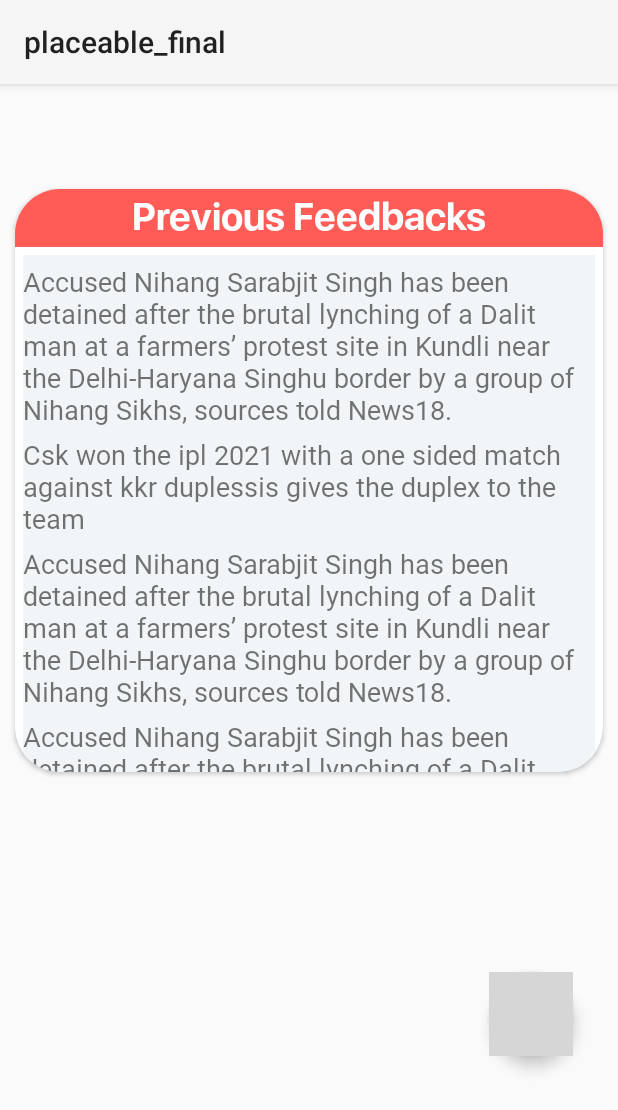
After one commit to mayank-365/placeable_final, an Android app: the fragment StudentFeedback shown on its own in the app's theme, on a phone screen of 412 x 824 dp. The commit adds this screen. Shown: the top 1110 px of the screen. Run offline under Robolectric (Android 15) with nearby library versions, the phone set to English and light mode, and no system bars; grey boxes are pictures that could not be loaded.

Commit message:
feedback form done!

```diff
--- a/app/src/main/java/com/example/placeable_final/MainActivity.java
+++ b/app/src/main/java/com/example/placeable_final/MainActivity.java
@@ -11,6 +11,7 @@ import androidx.fragment.app.FragmentManager;
 import androidx.fragment.app.FragmentTransaction;
 
 import android.content.Intent;
+import android.os.Build;
 import android.os.Bundle;
 import android.os.PersistableBundle;
 import android.transition.AutoTransition;
@@ -18,6 +19,8 @@ import android.transition.TransitionManager;
 import android.view.MenuItem;
 import android.view.MotionEvent;
 import android.view.View;
+import android.view.Window;
+import android.view.WindowManager;
 import android.view.animation.Animation;
 import android.view.animation.AnimationUtils;
 import android.widget.Button;
@@ -35,6 +38,7 @@ public class MainActivity extends AppCompatActivity {
     protected void onCreate(@Nullable Bundle savedInstanceState) {
         super.onCreate(savedInstanceState);
         setContentView(R.layout.main_activity);
+
         //animation button
         scaleup= AnimationUtils.loadAnimation(MainActivity.this,R.anim.scale_up);
         scaledown = AnimationUtils.loadAnimation(MainActivity.this,R.anim.scale_down);
--- a/app/src/main/java/com/example/placeable_final/Signin.java
+++ b/app/src/main/java/com/example/placeable_final/Signin.java
@@ -1,5 +1,6 @@
 package com.example.placeable_final;
 
+import android.app.ProgressDialog;
 import android.content.Intent;
 import android.os.Bundle;
 
@@ -15,6 +16,7 @@ import android.view.animation.Animation;
 import android.view.animation.AnimationUtils;
 import android.widget.Button;
 import android.widget.ImageButton;
+import android.widget.ProgressBar;
 
 public class Signin extends Fragment {
     View view,signin,forget,register;
@@ -34,6 +36,7 @@ public class Signin extends Fragment {
             @Override
             public boolean onTouch(View v, MotionEvent motionEvent) {
                 if(motionEvent.getAction()==MotionEvent.ACTION_DOWN){
+
                     signin.startAnimation(scaleup);
                     Intent intent = new Intent(getContext(),home.class);
                     startActivity(intent);
@@ -92,4 +95,5 @@ public class Signin extends Fragment {
         //button code end
         return view;
     }
+
 }
--- /dev/null
+++ b/app/src/main/java/com/example/placeable_final/StudentFeedback.java
@@ -0,0 +1,37 @@
+package com.example.placeable_final;
+
+import android.os.Bundle;
+
+import androidx.fragment.app.Fragment;
+import androidx.fragment.app.FragmentManager;
+import androidx.fragment.app.FragmentTransaction;
+
+import android.view.LayoutInflater;
+import android.view.View;
+import android.view.ViewGroup;
+
+import com.google.android.material.floatingactionbutton.FloatingActionButton;
+
+public class StudentFeedback extends Fragment {
+    FloatingActionButton floatingActionButton;
+    View view;
+    @Override
+    public View onCreateView(LayoutInflater inflater, ViewGroup container,
+                             Bundle savedInstanceState) {
+        // Inflate the layout for this fragment
+        view = inflater.inflate(R.layout.fragment_student_feedback, container, false);
+        floatingActionButton=view.findViewById(R.id.fab);
+        floatingActionButton.setOnClickListener(new View.OnClickListener() {
+            @Override
+            public void onClick(View v) {
+                FragmentManager fragmentManager = getFragmentManager();
+                FragmentTransaction fragmentTransaction = fragmentManager.beginTransaction();
+                fragmentTransaction.replace(R.id.fragment1,new student_write_feedback(),"STUDENT_FEEDBACK");
+                fragmentTransaction.addToBackStack("STUDENT_FEEDBACK");
+                fragmentTransaction.commit();
+            }
+        });
+        return view;
+
+    }
+}
--- a/app/src/main/java/com/example/placeable_final/home.java
+++ b/app/src/main/java/com/example/placeable_final/home.java
@@ -1,10 +1,13 @@
 package com.example.placeable_final;
 
 import android.content.Intent;
+import android.os.Build;
 import android.os.Bundle;
 import android.view.MenuItem;
 import android.view.MotionEvent;
 import android.view.View;
+import android.view.Window;
+import android.view.WindowManager;
 import android.view.animation.Animation;
 import android.view.animation.AnimationUtils;
 import android.widget.Button;
@@ -27,8 +30,6 @@ public class home extends AppCompatActivity {
     protected void onCreate(@Nullable Bundle savedInstanceState) {
         super.onCreate(savedInstanceState);
         setContentView(R.layout.activity_main);
-
-
         getSupportActionBar().setDisplayOptions(ActionBar.DISPLAY_SHOW_CUSTOM);
         getSupportActionBar().setDisplayShowCustomEnabled(
                 true
--- a/app/src/main/java/com/example/placeable_final/sign_up.java
+++ b/app/src/main/java/com/example/placeable_final/sign_up.java
@@ -31,14 +31,17 @@ import java.util.Objects;
 public class sign_up extends Fragment {
     private EditText First_Name,Last_Name,Reg_No,Phone_No,Email_Id,Password,Confirm_Password ;
     private Button Register,Sign_in,Cancel;
-    private ProgressBar progressBar;
     private FirebaseAuth firebaseAuth;
+    View view ;
+    ProgressBar progressBar;
     private DatabaseReference databaseReference;
-    View view ;
+
     @Override
     public View onCreateView(LayoutInflater inflater, ViewGroup container,
                              Bundle savedInstanceState) {
         view = inflater.inflate(R.layout.fragment_sign_up, container, false);
+        progressBar = (ProgressBar) view.findViewById(R.id.progressBar);
+        progressBar.setVisibility(View.GONE);
         firebaseAuth = FirebaseAuth.getInstance();
         First_Name = (EditText) view.findViewById(R.id.signup_First_Name);
         Last_Name = view.findViewById(R.id.signup_Last_Name);
@@ -50,7 +53,6 @@ public class sign_up extends Fragment {
         Register = view.findViewById(R.id.register_request);
         Sign_in = view.findViewById(R.id.register_signin);
         Cancel = view.findViewById(R.id.register_cancel);
-        progressBar = view.findViewById(R.id.progressbar);
         Register.setOnClickListener(new View.OnClickListener() {
             @Override
             public void onClick(View v) {
--- a/app/src/main/res/layout/bottombar.xml
+++ b/app/src/main/res/layout/bottombar.xml
@@ -4,13 +4,15 @@
     xmlns:android="http://schemas.android.com/apk/res/android"
     android:layout_width="wrap_content"
     xmlns:app="http://schemas.android.com/apk/res-auto">
+
     <com.google.android.material.bottomnavigation.BottomNavigationView
+        android:id="@+id/bottom_bar"
         android:layout_width="match_parent"
         android:layout_height="wrap_content"
-        android:id="@+id/bottom_bar"
+        android:layout_alignParentBottom="true"
+        android:layout_marginBottom="26dp"
         app:itemBackground="@color/light_orange"
+        app:itemIconTint="@color/dark_orange"
         app:itemTextColor="@color/dark_orange"
-        app:itemIconTint="@color/dark_orange"
-        app:menu="@menu/menu_nav"
-        android:layout_alignParentBottom="true"/>
-    </RelativeLayout>
+        app:menu="@menu/menu_nav" />
+</RelativeLayout>
--- a/app/src/main/res/layout/fragment_sign_up.xml
+++ b/app/src/main/res/layout/fragment_sign_up.xml
@@ -3,6 +3,17 @@
     android:layout_width="match_parent"
     android:layout_height="match_parent"
     xmlns:app="http://schemas.android.com/apk/res-auto">
+    <ProgressBar
+        style="@android:style/Widget.Material.Light.ProgressBar"
+        android:layout_width="wrap_content"
+        android:layout_height="wrap_content"
+        android:layout_centerInParent="true"
+        android:id="@+id/progressBar"
+        android:elevation="10dp"
+        android:indeterminate="true"
+        android:indeterminateTintMode="src_atop"
+        android:indeterminateTint="@color/light_grey"
+        android:scrollbarDefaultDelayBeforeFade="200"/>
     <ScrollView
         android:layout_width="match_parent"
         android:layout_height="wrap_content">
@@ -79,6 +90,7 @@
                         android:hint="@string/register_phone_no"
                         android:background="@drawable/input"
                         android:layout_marginTop="10dp"/>
+
                     <EditText
                         android:id="@+id/register_email"
                         android:layout_width="350dp"
--- /dev/null
+++ b/app/src/main/res/layout/fragment_student_feedback.xml
@@ -0,0 +1,132 @@
+<?xml version="1.0" encoding="utf-8"?>
+<RelativeLayout xmlns:android="http://schemas.android.com/apk/res/android"
+    xmlns:tools="http://schemas.android.com/tools"
+    android:layout_width="match_parent"
+    android:layout_height="match_parent"
+    xmlns:app="http://schemas.android.com/apk/res-auto"
+    tools:context=".StudentFeedback">
+
+    <com.google.android.material.floatingactionbutton.FloatingActionButton
+        android:id="@+id/fab"
+        android:layout_width="60dp"
+        android:layout_height="60dp"
+        android:layout_alignParentRight="true"
+        android:layout_alignParentBottom="true"
+        android:layout_marginBottom="120dp"
+        android:layout_marginRight="30dp"
+        android:backgroundTint="@color/dark_orange"
+        android:contentDescription="@string/student_feedback_btn"
+        android:src="@drawable/ic_feedback"
+        app:borderWidth="0dp"
+        />
+
+    <ScrollView
+        android:layout_width="match_parent"
+        android:layout_height="wrap_content">
+
+        <LinearLayout
+            android:layout_width="match_parent"
+            android:layout_height="wrap_content"
+            android:orientation="vertical"
+            android:layout_marginTop="60dp">
+
+            <androidx.cardview.widget.CardView
+                android:layout_width="match_parent"
+                android:layout_height="wrap_content"
+                android:layout_margin="10dp"
+                app:cardCornerRadius="30dp">
+
+                <LinearLayout
+                    android:id="@+id/prev_feedbacks"
+                    android:layout_width="match_parent"
+                    android:layout_height="wrap_content"
+                    android:orientation="vertical">
+
+                    <TextView
+                        android:layout_width="match_parent"
+                        android:layout_height="wrap_content"
+                        android:background="@color/dark_orange"
+                        android:fontFamily="@font/sf_ui_bold"
+                        android:gravity="center"
+                        android:text="@string/prevFeed"
+                        android:textColor="@color/white"
+                        android:textSize="25dp" />
+
+                    <androidx.core.widget.NestedScrollView
+                        android:layout_width="match_parent"
+
+                        android:layout_height="350dp">
+
+                        <LinearLayout
+                            android:layout_width="match_parent"
+                            android:layout_height="match_parent"
+                            android:layout_margin="5dp"
+                            android:background="@color/nav_text_color"
+                            android:orientation="vertical">
+
+                            <TextView
+                                android:layout_width="match_parent"
+                                android:layout_height="wrap_content"
+                                android:layout_marginTop="5dp"
+                                android:fontFamily="@font/sf_ui_semibold"
+                                android:text="Accused Nihang Sarabjit Singh has been detained after the brutal lynching of a Dalit man at a farmers’ protest site in Kundli near the Delhi-Haryana Singhu border by a group of Nihang Sikhs, sources told News18."
+                                android:textSize="18dp" />
+
+                            <TextView
+                                android:layout_width="match_parent"
+                                android:layout_height="wrap_content"
+                                android:layout_marginTop="5dp"
+                                android:fontFamily="@font/sf_ui_semibold"
+                                android:text="Csk won the ipl 2021 with a one sided match against kkr duplessis gives the duplex to the team"
+                                android:textSize="18dp" />
+
+                            <TextView
+                                android:layout_width="match_parent"
+                                android:layout_height="wrap_content"
+                                android:layout_marginTop="5dp"
+                                android:fontFamily="@font/sf_ui_semibold"
+                                android:text="Accused Nihang Sarabjit Singh has been detained after the brutal lynching of a Dalit man at a farmers’ protest site in Kundli near the Delhi-Haryana Singhu border by a group of Nihang Sikhs, sources told News18."
+                                android:textSize="18dp" />
+
+                            <TextView
+                                android:layout_width="match_parent"
+                                android:layout_height="wrap_content"
+                                android:layout_marginTop="5dp"
+                                android:fontFamily="@font/sf_ui_semibold"
+                                android:text="Accused Nihang Sarabjit Singh has been detained after the brutal lynching of a Dalit man at a farmers’ protest site in Kundli near the Delhi-Haryana Singhu border by a group of Nihang Sikhs, sources told News18."
+                                android:textSize="18dp" />
+
+                            <TextView
+                                android:layout_width="match_parent"
+                                android:layout_height="wrap_content"
+                                android:layout_marginTop="5dp"
+                                android:fontFamily="@font/sf_ui_semibold"
+                                android:text="Accused Nihang Sarabjit Singh has been detained after the brutal lynching of a Dalit man at a farmers’ protest site in Kundli near the Delhi-Haryana Singhu border by a group of Nihang Sikhs, sources told News18."
+                                android:textSize="18dp" />
+
+                            <TextView
+                                android:layout_width="match_parent"
+                                android:layout_height="wrap_content"
+                                android:layout_marginTop="5dp"
+                                android:fontFamily="@font/sf_ui_semibold"
+                                android:text="Accused Nihang Sarabjit Singh has been detained after the brutal lynching of a Dalit man at a farmers’ protest site in Kundli near the Delhi-Haryana Singhu border by a group of Nihang Sikhs, sources told News18."
+                                android:textSize="18dp" />
+
+                            <TextView
+                                android:layout_width="match_parent"
+                                android:layout_height="wrap_content"
+                                android:layout_marginTop="5dp"
+                                android:fontFamily="@font/sf_ui_semibold"
+                                android:text="Csk won the ipl 2021 with a one sided match against kkr duplessis gives the duplex to the team"
+                                android:textSize="18dp" />
+
+
+                        </LinearLayout>
+                    </androidx.core.widget.NestedScrollView>
+
+                </LinearLayout>
+            </androidx.cardview.widget.CardView>
+        </LinearLayout>
+    </ScrollView>
+
+</RelativeLayout>
--- a/app/src/main/res/values/strings.xml
+++ b/app/src/main/res/values/strings.xml
@@ -43,4 +43,10 @@
     <string name="forget_cancel">Cancel</string>
     <string name="forget_Confirm">Confirm</string>
     <string name="register_last_name">Last Name</string>
+    <string name="feedback">Feedback</string>
+    <string name="student_feedback_btn">Write Feedback</string>
+    <string name="prevFeed">Previous Feedbacks</string>
+    <string name="write_feed">Your Feedback</string>
+    <string name="Title">Title</string>
+    <string name="feeback_des">Description</string>
 </resources>
--- a/app/src/main/res/values/themes.xml
+++ b/app/src/main/res/values/themes.xml
@@ -18,6 +18,7 @@
 
     <style name="CustomTheme" parent="Theme.AppCompat.Light">
         <item name="contentInsetStart">0dp</item>
+        <item name="android:statusBarColor" tools:targetApi="l">@color/dark_orange</item>
         <item name="contentInsetEnd">0dp</item>
         <item name="android:homeAsUpIndicator">@null</item>
     </style>
```
Also changed, not shown: app/src/main/AndroidManifest.xml (+6 -2 lines).
